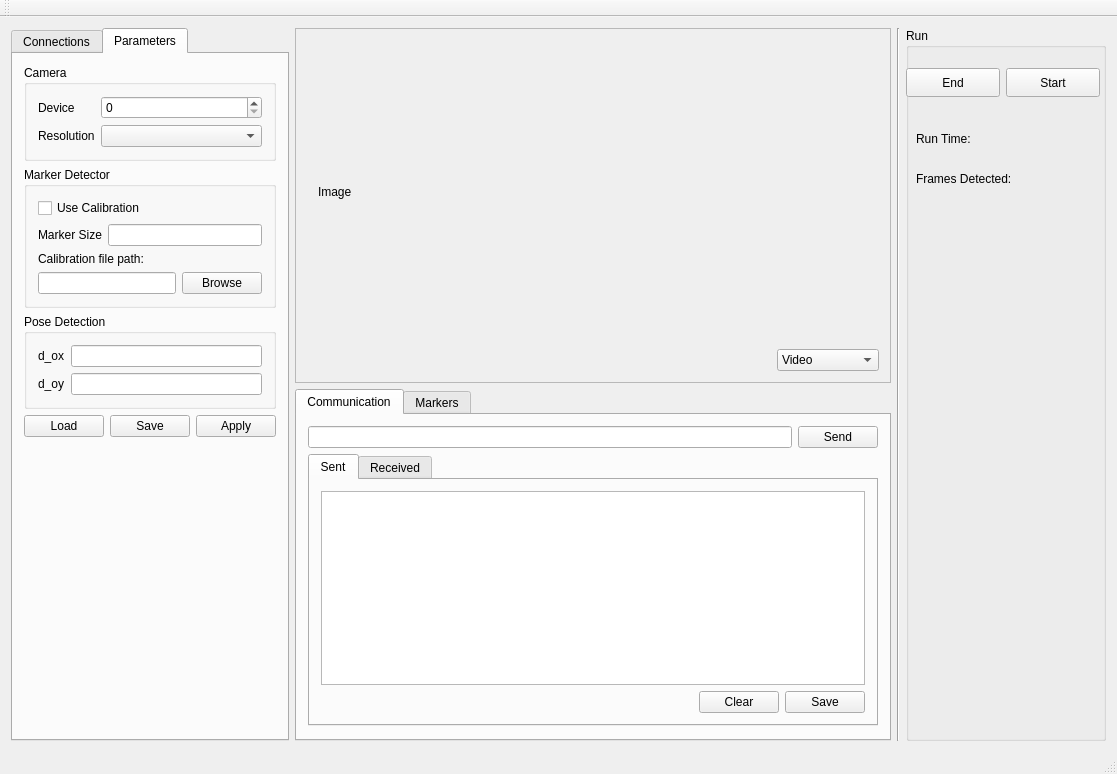
jaybdub/umd_sand_rover, file qt_guis/KeytrackSimple/mainwindow.ui: the form before one commit.
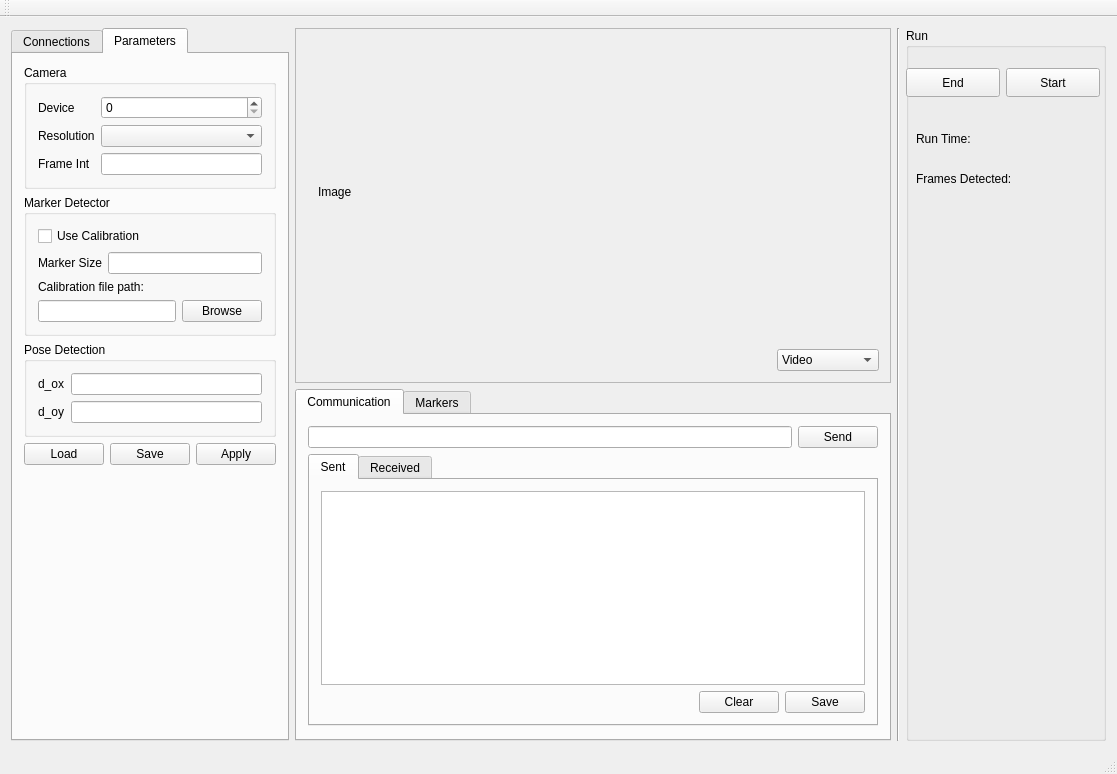
The form after the commit. The open tabs and pages were chosen to show the change. Custom widgets are drawn as their Qt base class.

Commit message: added frame rate configuration

The edit to the form file:
```diff
--- a/qt_guis/KeytrackSimple/mainwindow.ui
+++ b/qt_guis/KeytrackSimple/mainwindow.ui
@@ -174,6 +174,16 @@
                  <item row="0" column="1">
                   <widget class="QSpinBox" name="cameraDeviceSpinBox"/>
                  </item>
+                 <item row="2" column="0">
+                  <widget class="QLabel" name="label_6">
+                   <property name="text">
+                    <string>Frame Int</string>
+                   </property>
+                  </widget>
+                 </item>
+                 <item row="2" column="1">
+                  <widget class="QLineEdit" name="frameIntLineEdit"/>
+                 </item>
                 </layout>
                </item>
               </layout>
```
Left out of the diff: 2 changed lines with no effect on the pictures. The commit also changes 3 other files.
